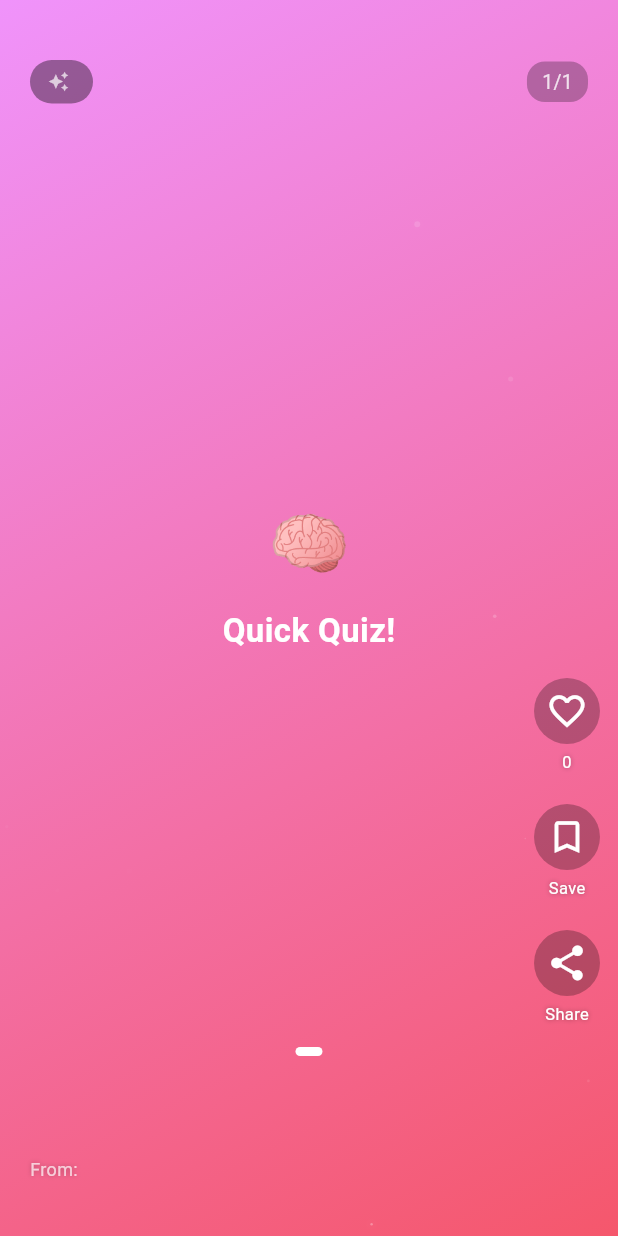
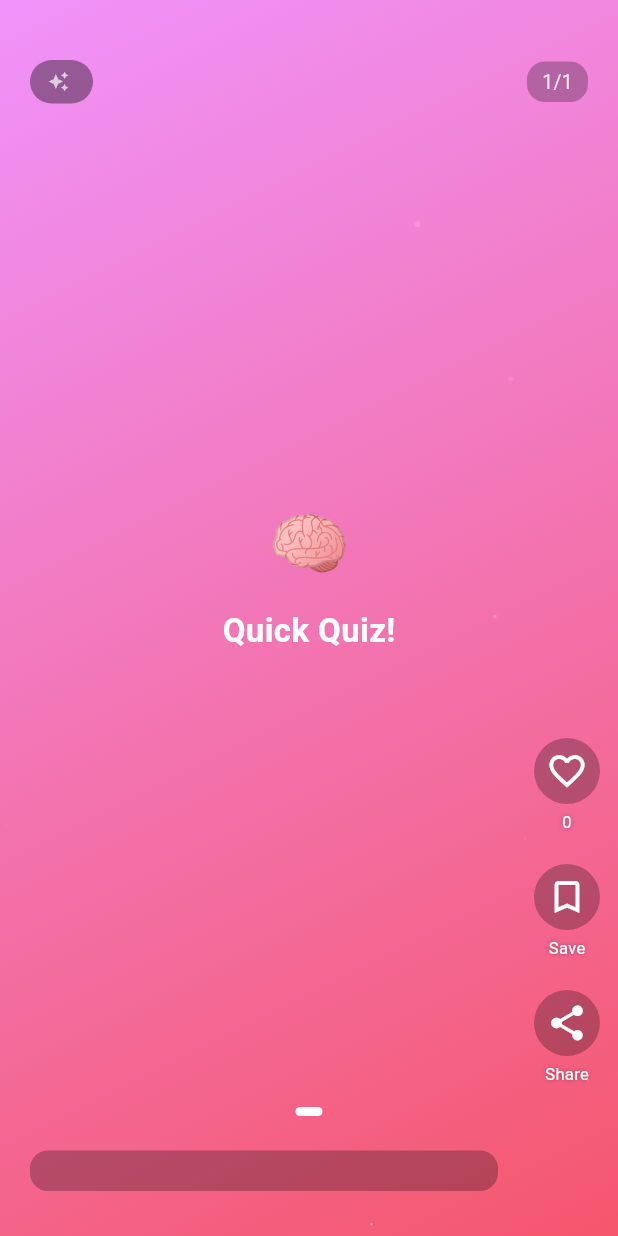
Before and after one commit to Anas-Lees/EduReels, a Flutter app: the ReelCard widget shown alone on an empty page, opened directly with empty values, on a phone screen of 412 x 824 dp. Run offline on Flutter 3.47's test engine with Material 3 defaults, Android fonts, the phone set to English and light mode, and no system bars; drawn by our look-alikes of smooth_page_indicator; our stand-ins replace cached_network_image, file_picker, firebase_auth, firebase_core, google_sign_in, share_plus and 1 more; accounts and stored records are empty; network calls fail.

Commit message:
Clean UI, instant like/save, relevant image fallback
- Remove title, PDF name, and hashtags from reel cards (clean look)
- Like/Save now uses optimistic updates (instant, reverts on failure)
- Image fallback uses loremflickr with keywords instead of random Picsum
- Move action buttons and page indicator for cleaner layout

Co-Authored-By: Claude Opus 4.6 <noreply@anthropic.com>

```diff
--- a/app/lib/widgets/reel_card.dart
+++ b/app/lib/widgets/reel_card.dart
@@ -265,7 +265,7 @@ class _ReelCardState extends State<ReelCard> with TickerProviderStateMixin {
 
           // Page indicator
           Positioned(
-            bottom: 120, left: 0, right: 0,
+            bottom: 80, left: 0, right: 0,
             child: Center(
               child: SmoothPageIndicator(
                 controller: _pageController,
@@ -284,7 +284,7 @@ class _ReelCardState extends State<ReelCard> with TickerProviderStateMixin {
 
           // Right side actions
           Positioned(
-            right: 12, bottom: 140,
+            right: 12, bottom: 100,
             child: Column(
               children: [
                 _buildActionButton(
@@ -311,35 +311,18 @@ class _ReelCardState extends State<ReelCard> with TickerProviderStateMixin {
             ),
           ),
 
-          // Bottom info
+          // Bottom: just subject badge
           Positioned(
             bottom: 30, left: 20, right: 80,
-            child: Column(
-              crossAxisAlignment: CrossAxisAlignment.start,
-              children: [
-                Text(widget.reel.title,
-                  style: const TextStyle(
-                    color: Colors.white, fontSize: 17, fontWeight: FontWeight.bold,
-                    shadows: [Shadow(blurRadius: 8, color: Colors.black45)],
-                  )),
-                const SizedBox(height: 4),
-                Text('From: ${widget.reel.pdfName}',
-                  style: TextStyle(color: Colors.white.withValues(alpha: 0.7), fontSize: 12,
-                    shadows: const [Shadow(blurRadius: 4, color: Colors.black26)]),
-                  maxLines: 1, overflow: TextOverflow.ellipsis),
-                const SizedBox(height: 6),
-                Wrap(
-                  spacing: 6,
-                  children: widget.reel.tags.take(3).map((tag) => Container(
-                    padding: const EdgeInsets.symmetric(horizontal: 8, vertical: 3),
-                    decoration: BoxDecoration(
-                      color: Colors.black26,
-                      borderRadius: BorderRadius.circular(10),
-                    ),
-                    child: Text('#$tag', style: const TextStyle(color: Colors.white70, fontSize: 11)),
-                  )).toList(),
-                ),
-              ],
+            child: Container(
+              padding: const EdgeInsets.symmetric(horizontal: 10, vertical: 5),
+              decoration: BoxDecoration(
+                color: Colors.black26,
+                borderRadius: BorderRadius.circular(12),
+              ),
+              child: Text(widget.reel.subject,
+                style: TextStyle(color: Colors.white.withValues(alpha: 0.6), fontSize: 12),
+              ),
             ),
           ),
 
```
Also changed, not shown: app/lib/providers/reel_provider.dart (+33 -2 lines), app/lib/widgets/video_reel_card.dart (+11 -23 lines), 1 other file.
